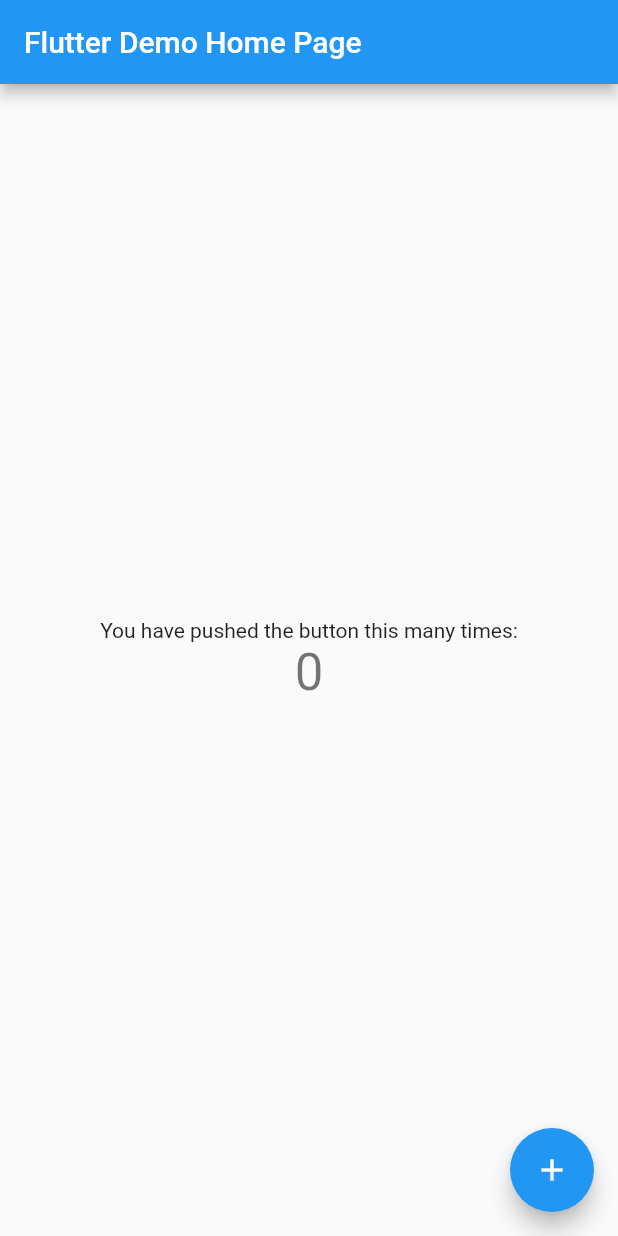
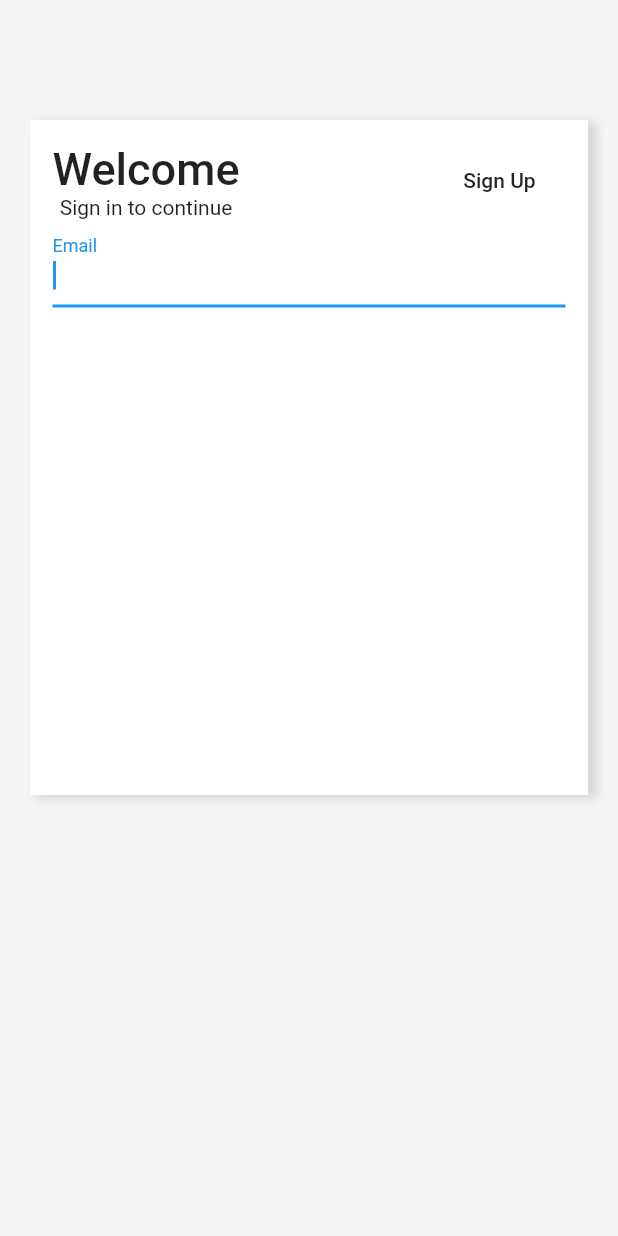
Before and after one commit to andersonlemos/flutter-shopping, a Flutter app: the screen it shows after launch, on a phone screen of 412 x 824 dp. Run offline on Flutter 3.47's test engine with Material 2 defaults, Android fonts, the phone set to English and light mode, and no system bars.

Commit message:
update login page

```diff
--- a/lib/main.dart
+++ b/lib/main.dart
@@ -1,111 +1,19 @@
 import 'package:flutter/material.dart';
+import 'package:flutter_shopping/pages/login.page.dart';
 
-void main() => runApp(MyApp());
+void main() => runApp(App());
 
-class MyApp extends StatelessWidget {
-  // This widget is the root of your application.
+
+class App extends StatelessWidget {
   @override
   Widget build(BuildContext context) {
     return MaterialApp(
-      title: 'Flutter Demo',
+      debugShowCheckedModeBanner: false,
+      title: "Flutter Shopping",
       theme: ThemeData(
-        // This is the theme of your application.
-        //
-        // Try running your application with "flutter run". You'll see the
-        // application has a blue toolbar. Then, without quitting the app, try
-        // changing the primarySwatch below to Colors.green and then invoke
-        // "hot reload" (press "r" in the console where you ran "flutter run",
-        // or simply save your changes to "hot reload" in a Flutter IDE).
-        // Notice that the counter didn't reset back to zero; the application
-        // is not restarted.
         primarySwatch: Colors.blue,
       ),
-      home: MyHomePage(title: 'Flutter Demo Home Page'),
+      home: LoginPage(),
     );
   }
 }
-
-class MyHomePage extends StatefulWidget {
-  MyHomePage({Key key, this.title}) : super(key: key);
-
-  // This widget is the home page of your application. It is stateful, meaning
-  // that it has a State object (defined below) that contains fields that affect
-  // how it looks.
-
-  // This class is the configuration for the state. It holds the values (in this
-  // case the title) provided by the parent (in this case the App widget) and
-  // used by the build method of the State. Fields in a Widget subclass are
-  // always marked "final".
-
-  final String title;
-
-  @override
-  _MyHomePageState createState() => _MyHomePageState();
-}
-
-class _MyHomePageState extends State<MyHomePage> {
-  int _counter = 0;
-
-  void _incrementCounter() {
-    setState(() {
-      // This call to setState tells the Flutter framework that something has
-      // changed in this State, which causes it to rerun the build method below
-      // so that the display can reflect the updated values. If we changed
-      // _counter without calling setState(), then the build method would not be
-      // called again, and so nothing would appear to happen.
-      _counter++;
-    });
-  }
-
-  @override
-  Widget build(BuildContext context) {
-    // This method is rerun every time setState is called, for instance as done
-    // by the _incrementCounter method above.
-    //
-    // The Flutter framework has been optimized to make rerunning build methods
-    // fast, so that you can just rebuild anything that needs updating rather
-    // than having to individually change instances of widgets.
-    return Scaffold(
-      appBar: AppBar(
-        // Here we take the value from the MyHomePage object that was created by
-        // the App.build method, and use it to set our appbar title.
-        title: Text(widget.title),
-      ),
-      body: Center(
-        // Center is a layout widget. It takes a single child and positions it
-        // in the middle of the parent.
-        child: Column(
-          // Column is also layout widget. It takes a list of children and
-          // arranges them vertically. By default, it sizes itself to fit its
-          // children horizontally, and tries to be as tall as its parent.
-          //
-          // Invoke "debug painting" (press "p" in the console, choose the
-          // "Toggle Debug Paint" action from the Flutter Inspector in Android
-          // Studio, or the "Toggle Debug Paint" command in Visual Studio Code)
-          // to see the wireframe for each widget.
-          //
-          // Column has various properties to control how it sizes itself and
-          // how it positions its children. Here we use mainAxisAlignment to
-          // center the children vertically; the main axis here is the vertical
-          // axis because Columns are vertical (the cross axis would be
-          // horizontal).
-          mainAxisAlignment: MainAxisAlignment.center,
-          children: <Widget>[
-            Text(
-              'You have pushed the button this many times:',
-            ),
-            Text(
-              '$_counter',
-              style: Theme.of(context).textTheme.display1,
-            ),
-          ],
-        ),
-      ),
-      floatingActionButton: FloatingActionButton(
-        onPressed: _incrementCounter,
-        tooltip: 'Increment',
-        child: Icon(Icons.add),
-      ), // This trailing comma makes auto-formatting nicer for build methods.
-    );
-  }
-}
--- /dev/null
+++ b/lib/pages/login.page.dart
@@ -0,0 +1,70 @@
+import 'package:flutter/material.dart';
+import 'package:flutter/services.dart';
+
+class LoginPage extends StatelessWidget {
+  @override
+  Widget build(BuildContext context) {
+    return Scaffold(
+      body: Container(
+          color: Color(0xFFF5F5F5),
+          padding: EdgeInsets.only(
+            top: 80,
+            left: 20,
+            right: 20,
+            bottom: 40,
+          ),
+          child: Column(
+            children: <Widget>[
+              Container(
+                height: 450,
+                decoration: BoxDecoration(
+                  color: Colors.white,
+                  boxShadow: [
+                    new BoxShadow(
+                      color: Colors.black.withOpacity(0.12),
+                      offset: new Offset(5, 2.0),
+                      blurRadius: 5,
+                      spreadRadius: 1,
+                    )
+                  ],
+                ),
+                child: Padding(
+                  padding: EdgeInsets.all(15),
+                  child: ListView(
+                    children: <Widget>[
+                      Row(
+                        mainAxisAlignment: MainAxisAlignment.spaceBetween,
+                        children: <Widget>[
+                          Column(
+                            children: <Widget>[
+                              Text(
+                                "Welcome",
+                                style: TextStyle(
+                                  fontSize: 30,
+                                  fontWeight: FontWeight.w500,
+                                ),
+                              ),
+                              Text("Sign in to continue"),
+                            ],
+                          ),
+                          FlatButton(
+                              child: Text("Sign Up"), onPressed: () => {}),
+                        ],
+                      ),
+                      TextFormField(
+                        autofocus: true,
+                        keyboardType: TextInputType.emailAddress,
+                        decoration: InputDecoration(
+                          labelText: "Email",
+
+                        ),
+                      ),
+                    ],
+                  ),
+                ),
+              ),
+            ],
+          )),
+    );
+  }
+}
```
